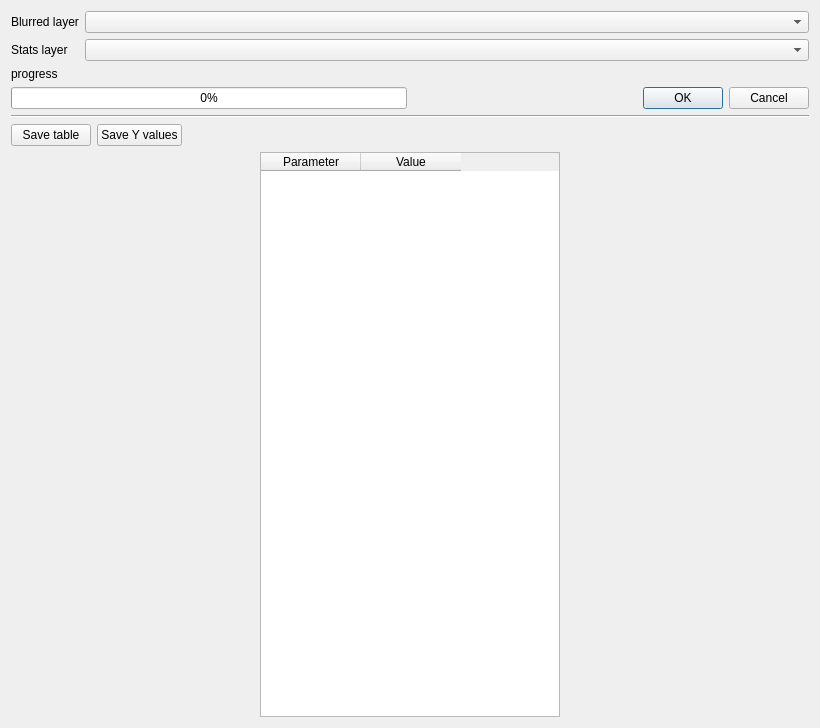
This is ui/analysis/stats.ui in Gustry/GeoHealth as Qt 5 draws it before an edit. The edited form follows.
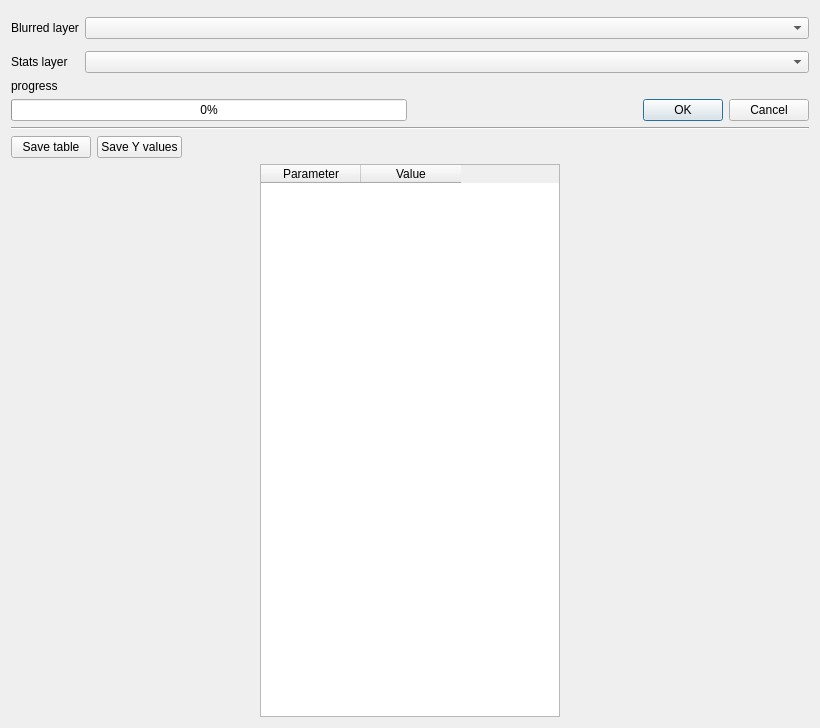
This is the edited form. Custom widgets are drawn as their Qt base class.

Commit message: use qgis combobox in stats dialog

Patch:
```diff
--- a/ui/analysis/stats.ui
+++ b/ui/analysis/stats.ui
@@ -19,54 +19,46 @@
      <property name="fieldGrowthPolicy">
       <enum>QFormLayout::ExpandingFieldsGrow</enum>
      </property>
-     <item row="0" column="0">
-      <widget class="QLabel" name="label">
-       <property name="text">
-        <string>Blurred layer</string>
-       </property>
-      </widget>
-     </item>
      <item row="0" column="1">
-      <layout class="QHBoxLayout" name="horizontalLayout_4">
-       <item>
-        <widget class="QComboBox" name="comboBox_blurredLayer">
-         <property name="sizePolicy">
-          <sizepolicy hsizetype="Expanding" vsizetype="Fixed">
-           <horstretch>0</horstretch>
-           <verstretch>0</verstretch>
-          </sizepolicy>
-         </property>
-         <property name="sizeAdjustPolicy">
-          <enum>QComboBox::AdjustToContentsOnFirstShow</enum>
-         </property>
-        </widget>
-       </item>
-      </layout>
+      <layout class="QHBoxLayout" name="horizontalLayout_4"/>
+     </item>
+     <item row="3" column="1">
+      <layout class="QHBoxLayout" name="horizontalLayout_5"/>
+     </item>
+     <item row="2" column="1">
+      <widget class="QgsMapLayerComboBox" name="comboBox_blurredLayer">
+       <property name="sizePolicy">
+        <sizepolicy hsizetype="Expanding" vsizetype="Fixed">
+         <horstretch>0</horstretch>
+         <verstretch>0</verstretch>
+        </sizepolicy>
+       </property>
+      </widget>
      </item>
      <item row="2" column="0">
+      <widget class="QLabel" name="label">
+       <property name="text">
+        <string>Blurred layer</string>
+       </property>
+      </widget>
+     </item>
+     <item row="4" column="1">
+      <widget class="QgsMapLayerComboBox" name="comboBox_statsLayer">
+       <property name="sizePolicy">
+        <sizepolicy hsizetype="Expanding" vsizetype="Fixed">
+         <horstretch>0</horstretch>
+         <verstretch>0</verstretch>
+        </sizepolicy>
+       </property>
+      </widget>
+     </item>
+     <item row="4" column="0">
       <widget class="QLabel" name="label_2">
        <property name="text">
         <string>Stats layer</string>
        </property>
       </widget>
      </item>
-     <item row="2" column="1">
-      <layout class="QHBoxLayout" name="horizontalLayout_5">
-       <item>
-        <widget class="QComboBox" name="comboBox_statsLayer">
-         <property name="sizePolicy">
-          <sizepolicy hsizetype="MinimumExpanding" vsizetype="Fixed">
-           <horstretch>0</horstretch>
-           <verstretch>0</verstretch>
-          </sizepolicy>
-         </property>
-         <property name="sizeAdjustPolicy">
-          <enum>QComboBox::AdjustToContentsOnFirstShow</enum>
-         </property>
-        </widget>
-       </item>
-      </layout>
-     </item>
     </layout>
    </item>
    <item>
@@ -173,6 +165,13 @@
    </item>
   </layout>
  </widget>
+ <customwidgets>
+  <customwidget>
+   <class>QgsMapLayerComboBox</class>
+   <extends>QComboBox</extends>
+   <header>qgsmaplayercombobox.h</header>
+  </customwidget>
+ </customwidgets>
  <resources>
   <include location="../../../../../../plugins/GeoHealth/resources/resources.qrc"/>
  </resources>
```
The commit also changes 2 other files.
